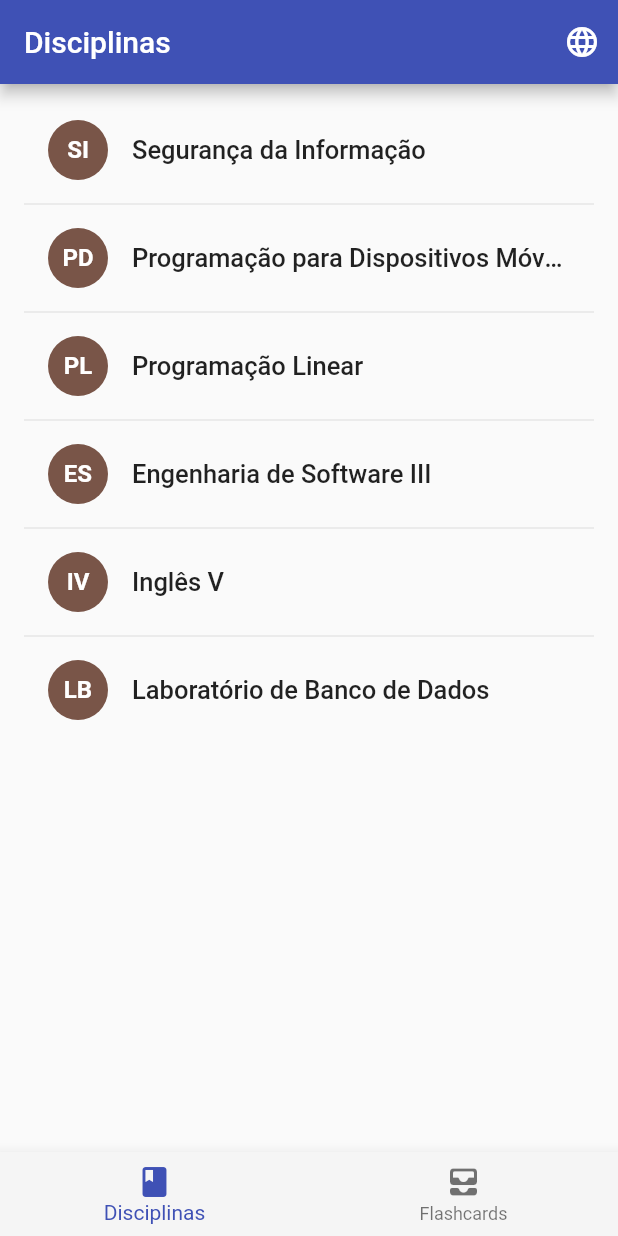
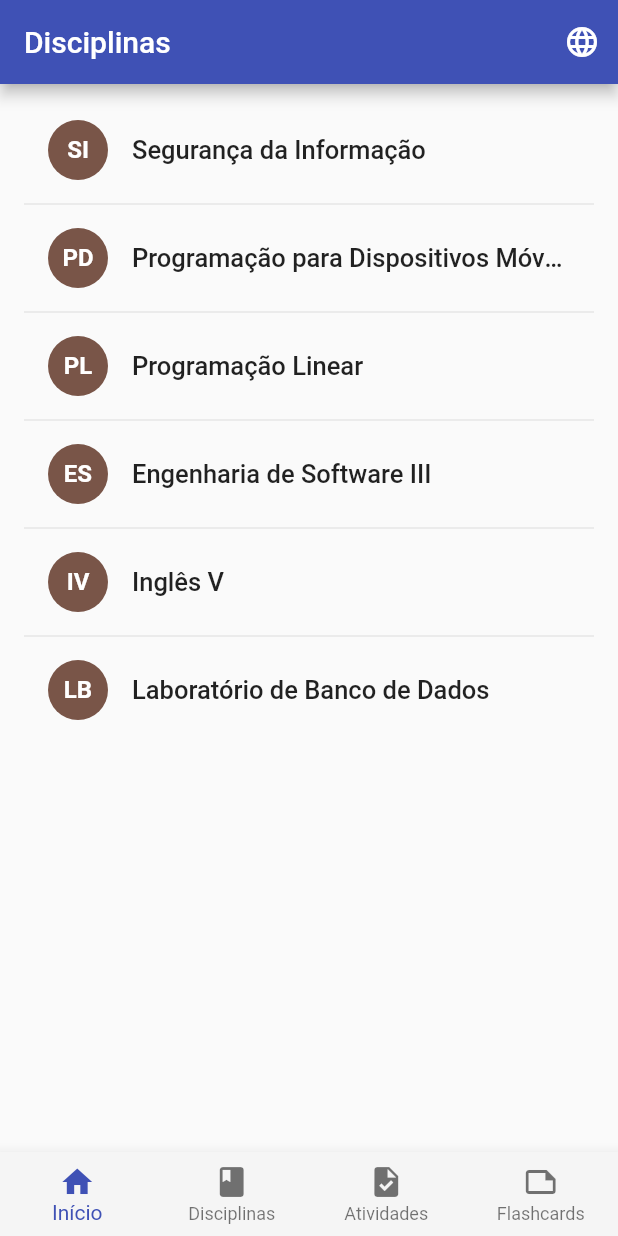
Before and after one commit to GL-Tech-Solutions/to-do-list-universitario, a Flutter app: the screen it shows after launch, on a phone screen of 412 x 824 dp. Run offline on Flutter 3.47's test engine with Material 2 defaults, Android fonts, the phone set to English and light mode, and no system bars; our stand-ins replace shared_preferences; missing offline and left inert: dart:ffi.

Commit message:
Base inicial

```diff
--- a/lib/pages/favoritas_page.dart
+++ b/lib/pages/favoritas_page.dart
@@ -18,7 +18,7 @@ class _FavoritasPageState extends State<FavoritasPage> {
   Widget build(BuildContext context) {
     return Scaffold(
       appBar: AppBar(
-        title: Text('MoedasFavoritas')
+        title: Text('FlashCards')
       ),
       body: Container(
         color: Colors.indigo.withOpacity(0.05),
@@ -28,8 +28,8 @@ class _FavoritasPageState extends State<FavoritasPage> {
           builder: (context, favoritas, child) {
             return favoritas.lista.isEmpty
             ? ListTile(
-              leading: Icon(Icons.star),
-              title: Text('Ainda não há moedas favoritas'),
+              leading: Icon(Icons.notes),
+              title: Text('Ainda não há FlashCards criados'),
             )
             : ListView.builder(
                 itemCount: favoritas.lista.length,
--- a/lib/pages/home_page.dart
+++ b/lib/pages/home_page.dart
@@ -37,20 +37,25 @@ class _HomePageState extends State<HomePage> {
         // ignore: sort_child_properties_last
         children: [
           MoedasPage(),
+          MoedasPage(),
+          FavoritasPage(),
           FavoritasPage(),
         ],
         onPageChanged: setPaginaAtual,
       ),
       bottomNavigationBar: BottomNavigationBar(
+        type: BottomNavigationBarType.fixed,
         items: [
+          BottomNavigationBarItem(icon: Icon(Icons.home), label: 'Início'),
           BottomNavigationBarItem(icon: Icon(Icons.book), label: 'Disciplinas'),
-          BottomNavigationBarItem(icon: Icon(Icons.all_inbox_rounded), label: 'Flashcards'),
+          BottomNavigationBarItem(icon: Icon(Icons.task), label: 'Atividades'),
+          BottomNavigationBarItem(icon: Icon(Icons.note_outlined), label: 'Flashcards'),
         ],
         currentIndex: paginaAtual,
         onTap: (pagina) {
           pc.animateToPage(
             pagina,
-            duration: Duration(milliseconds: 400),
+            duration: Duration(milliseconds: 200),
             curve: Curves.ease,
           );
         },
```
